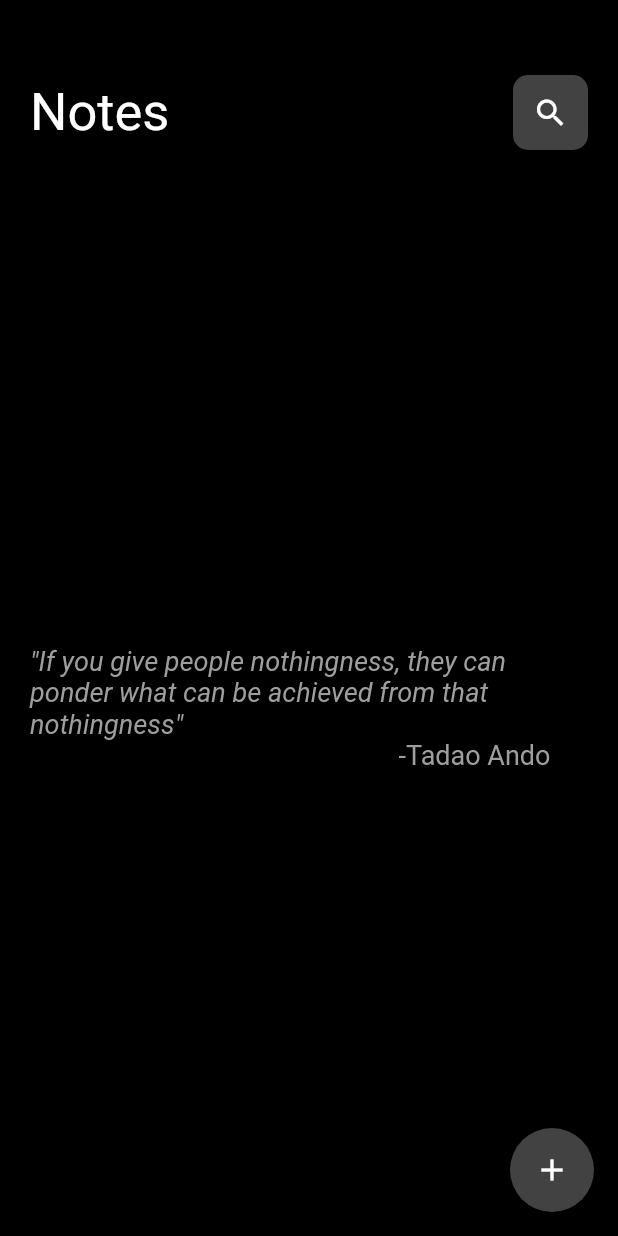
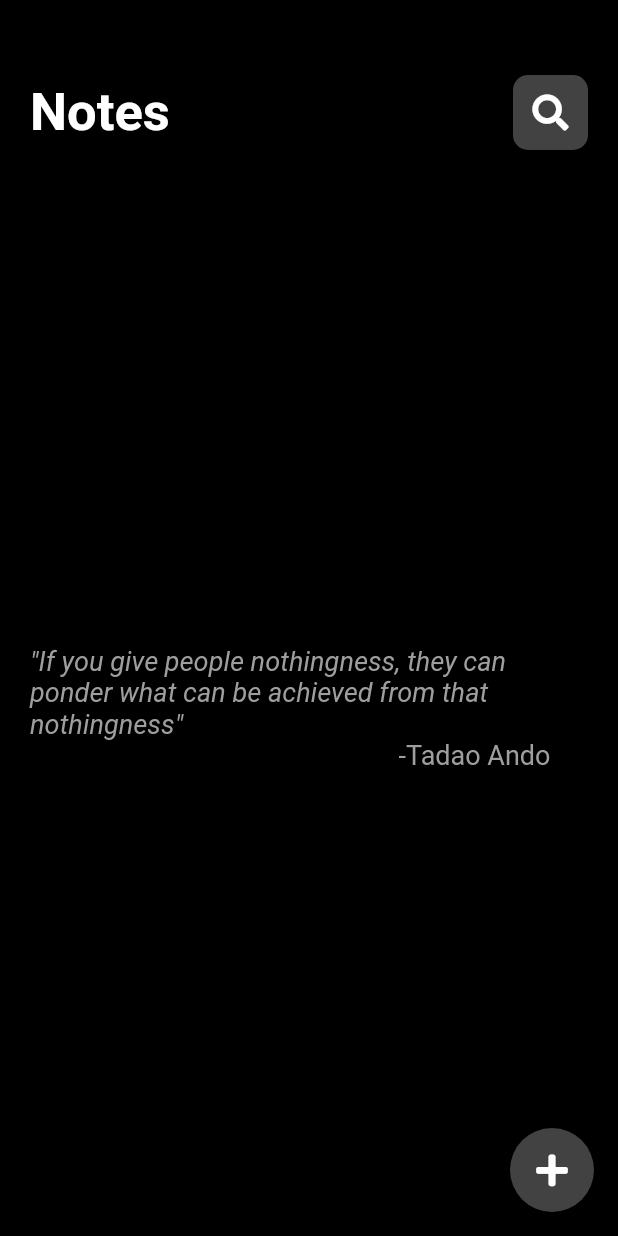
Before and after one commit to ikramhasan/Lets-Note, a Flutter app: the screen it shows after launch, on a phone screen of 412 x 824 dp. Run offline on Flutter 3.47's test engine with Material 2 defaults, Android fonts, the phone set to English and light mode, and no system bars; our stand-ins replace flushbar, flutter_spinkit, font_awesome_flutter, moor_flutter; generated files the repository leaves out were written again.

Commit message:
IMPROVED: Database loading and icon themes

```diff
--- a/lib/screens/note_screen.dart
+++ b/lib/screens/note_screen.dart
@@ -1,6 +1,8 @@
 import 'package:flushbar/flushbar.dart';
 import 'package:flutter/cupertino.dart';
 import 'package:flutter/material.dart';
+import 'package:flutter_spinkit/flutter_spinkit.dart';
+import 'package:font_awesome_flutter/font_awesome_flutter.dart';
 import 'package:note_app/data/note_database.dart';
 import 'package:note_app/screens/add_note.dart';
 import 'package:note_app/widgets/note_card.dart';
@@ -23,7 +25,7 @@ class NoteScreen extends StatelessWidget {
               children: [
                 Text(
                   'Notes',
-                  style: TextStyle(fontSize: 35),
+                  style: TextStyle(fontSize: 35, fontWeight: FontWeight.w600),
                 ),
                 InkWell(
                   onTap: () {
@@ -85,7 +87,8 @@ class NoteScreen extends StatelessWidget {
                                   borderRadius: BorderRadius.circular(10),
                                 ),
                                 child: Center(
-                                  child: Icon(Icons.search),
+                                  child: Center(
+                                      child: FaIcon(FontAwesomeIcons.search)),
                                 ),
                               ),
                             ),
@@ -101,7 +104,7 @@ class NoteScreen extends StatelessWidget {
                       color: Colors.grey[800],
                       borderRadius: BorderRadius.circular(10),
                     ),
-                    child: Icon(Icons.search),
+                    child: Center(child: FaIcon(FontAwesomeIcons.search)),
                   ),
                 ),
               ],
@@ -112,6 +115,13 @@ class NoteScreen extends StatelessWidget {
                 stream: database.watchAllNotes(),
                 builder: (context, snapshot) {
                   final notes = snapshot.data ?? List();
+                  if (snapshot.connectionState == ConnectionState.waiting) {
+                    return Center(
+                        child: SpinKitCircle(
+                      color: Colors.white,
+                      size: 50,
+                    ));
+                  }
                   return snapshot.data.length > 0
                       ? GridView.count(
                           physics: BouncingScrollPhysics(),
@@ -164,8 +174,8 @@ class NoteScreen extends StatelessWidget {
           Navigator.push(context, MaterialPageRoute(builder: (_) => AddNote()));
         },
         backgroundColor: Colors.grey[800],
-        child: Icon(
-          Icons.add,
+        child: FaIcon(
+          FontAwesomeIcons.plus,
           color: Colors.white,
         ),
       ),
--- a/lib/screens/search_screen.dart
+++ b/lib/screens/search_screen.dart
@@ -1,4 +1,5 @@
 import 'package:flutter/material.dart';
+import 'package:font_awesome_flutter/font_awesome_flutter.dart';
 import 'package:note_app/data/note_database.dart';
 import 'package:note_app/screens/add_note.dart';
 import 'package:provider/provider.dart';
@@ -45,7 +46,7 @@ class _SearchScreenState extends State<SearchScreen> {
                 });
               });
             },
-            child: Icon(Icons.search),
+            child: FaIcon(FontAwesomeIcons.search),
           ),
         ],
       ),
--- a/lib/widgets/custom_appbar.dart
+++ b/lib/widgets/custom_appbar.dart
@@ -1,4 +1,5 @@
 import 'package:flutter/material.dart';
+import 'package:font_awesome_flutter/font_awesome_flutter.dart';
 
 class CustomAppbar extends StatelessWidget {
   final Function onTap;
@@ -26,7 +27,7 @@ class CustomAppbar extends StatelessWidget {
                 color: Colors.grey[800],
                 borderRadius: BorderRadius.circular(10),
               ),
-              child: Icon(Icons.arrow_back_ios),
+              child: Center(child: FaIcon(FontAwesomeIcons.search)),
             ),
           ),
           GestureDetector(
@@ -41,7 +42,7 @@ class CustomAppbar extends StatelessWidget {
               child: Center(
                 child: Text(
                   'Save',
-                  style: TextStyle(fontWeight: FontWeight.bold),
+                  style: TextStyle(fontWeight: FontWeight.bold, fontSize: 18),
                 ),
               ),
             ),
--- a/pubspec.yaml
+++ b/pubspec.yaml
@@ -33,6 +33,8 @@ dependencies:
   moor_flutter: ^1.4.0
   provider: ^4.3.2+1
   flushbar: ^1.10.4
+  font_awesome_flutter: ^8.8.1
+  flutter_spinkit: "^4.1.2"
 
 dev_dependencies:
   flutter_test:
```
Also changed, not shown: lib/screens/add_note.dart (+5 -6 lines), pubspec.lock.
